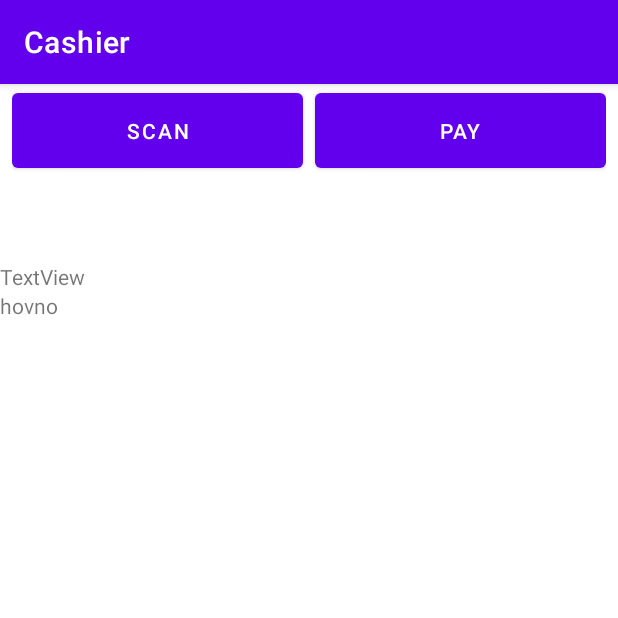
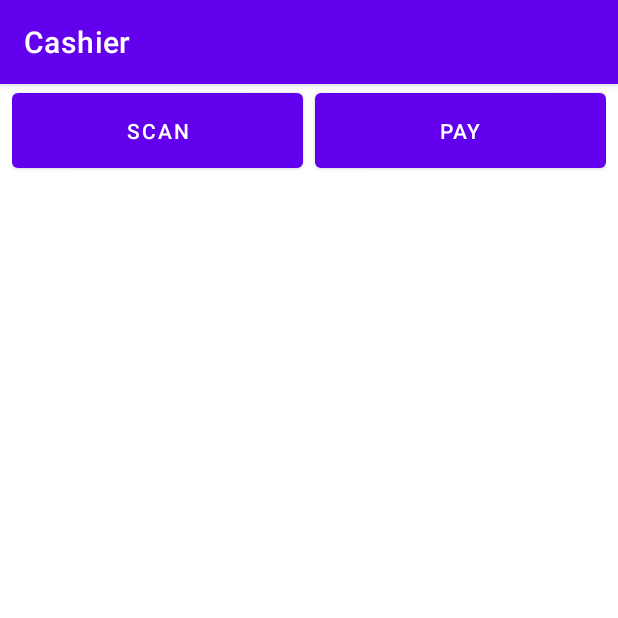
Before and after one commit to slovakiaman/Cashier, an Android app: the screen it shows after launch (MainActivity), after a tap on "PAY", on a phone screen of 412 x 824 dp, the top half of it. Run offline under Robolectric (Android 15) with nearby library versions, the phone set to English and light mode, and no system bars; libraries missing offline, so code that uses them is left out: com.google.zxing.integration.

Commit message:
Crash fix. Refactor. Lock vertical view. State management initializaiton fix.

```diff
--- a/app/src/main/AndroidManifest.xml
+++ b/app/src/main/AndroidManifest.xml
@@ -25,7 +25,7 @@
             android:screenOrientation="fullSensor"
             android:stateNotNeeded="true"
             android:windowSoftInputMode="stateAlwaysHidden">
-
+            android:screenOrientation="portrait"
         </activity>
     </application>
 
--- a/app/src/main/java/com/example/cashier/MainActivity.java
+++ b/app/src/main/java/com/example/cashier/MainActivity.java
@@ -16,6 +16,8 @@ import android.widget.Toast;
 import com.google.zxing.integration.android.IntentIntegrator;
 import com.google.zxing.integration.android.IntentResult;
 
+import java.util.Scanner;
+
 public class MainActivity extends AppCompatActivity {
 
     @Override
@@ -31,20 +33,13 @@ public class MainActivity extends AppCompatActivity {
         scanButton.setOnClickListener(new View.OnClickListener() {
             public void onClick(View v) {
                 scanCode();
-                // Intent to activity
-                //Intent intent = new Intent(MainActivity.this, Scanner.class);
-                //startActivity(intent);
             }
         });
 
         Button payButton = (Button)findViewById(R.id.btnPay);
         payButton.setOnClickListener(new View.OnClickListener(){
             public void onClick(View v) {
-                setContentView(R.layout.activity_main);
-                TextView textView = new TextView(MainActivity.this);
-                textView.setText("hovno");
-                LinearLayout linearLayout = (LinearLayout)findViewById(R.id.linearLayout);
-                linearLayout.addView(textView);
+                // TODO intent to Payment methods activity
             }
         });
     }
@@ -59,7 +54,7 @@ public class MainActivity extends AppCompatActivity {
     }
 
      @Override
-    protected  void onActivityResult(int requestCode, int resultCode, Intent data){
+     protected void onActivityResult(int requestCode, int resultCode, Intent data){
          IntentResult result = IntentIntegrator.parseActivityResult(requestCode, resultCode, data);
          if (result != null){
              if (result.getContents() != null){
@@ -78,7 +73,10 @@ public class MainActivity extends AppCompatActivity {
                  }).setNegativeButton("finish", new DialogInterface.OnClickListener() {
                      @Override
                      public void onClick(DialogInterface dialog, int which) {
-                         finish();
+                         //Intent intent = new Intent(MainActivity.this, Scanner.class);
+                         //startActivity(intent);
+                         //finish();
+                         dialog.cancel();
                      }
                  });
                  AlertDialog dialog = builder.create();
--- a/app/src/main/java/com/example/cashier/StateManager.java
+++ b/app/src/main/java/com/example/cashier/StateManager.java
@@ -5,6 +5,9 @@ import android.util.Log;
 import java.util.ArrayList;
 
 public class StateManager {
+    /*
+        Reference to state singleton object
+     */
     public static State stateRef = null;
 
     public static void InitState(){
@@ -38,7 +41,6 @@ public class StateManager {
                 // TODO add to each barcode ID because you may scan same barcode
             }
         }
-
         return null;
     }
 
@@ -51,7 +53,5 @@ public class StateManager {
                 _scannedCodes.add(i + " test");
             }
         }
-
-
     }
 }
--- a/app/src/main/res/layout/activity_main.xml
+++ b/app/src/main/res/layout/activity_main.xml
@@ -37,15 +37,7 @@
         android:orientation="vertical"
         app:layout_constraintBottom_toBottomOf="parent"
         app:layout_constraintEnd_toEndOf="parent"
-        app:layout_constraintStart_toStartOf="parent"
-        app:layout_constraintTop_toBottomOf="@+id/linearLayout2">
-
-        <TextView
-            android:id="@+id/textView2"
-            android:layout_width="match_parent"
-            android:layout_height="wrap_content"
-            android:text="TextView" />
-
+        app:layout_constraintStart_toStartOf="parent">
     </LinearLayout>
 
 </androidx.constraintlayout.widget.ConstraintLayout>
```
